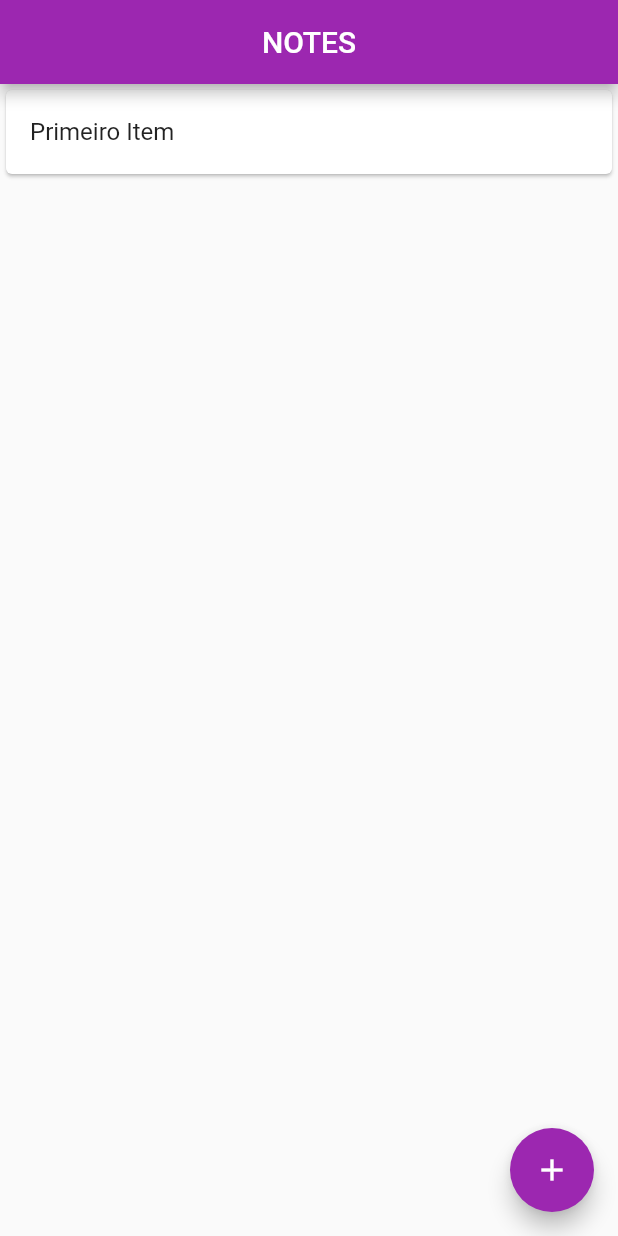
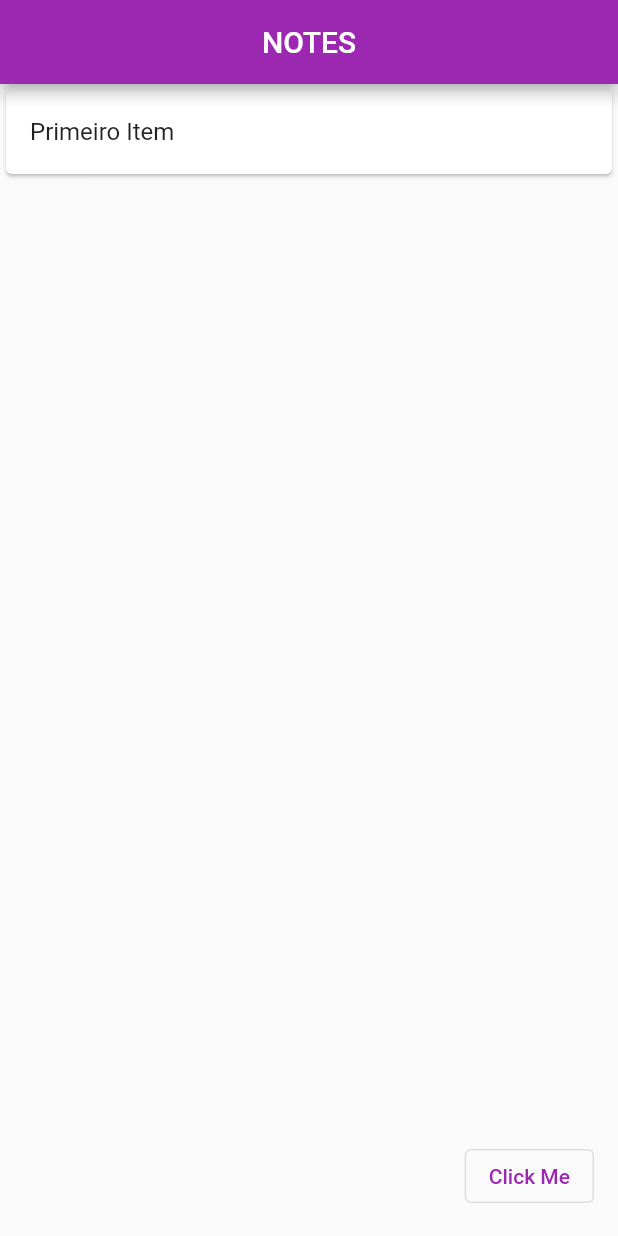
Before and after one commit to danielwaite6/Flutter-Notes, a Flutter app: the screen it shows after launch, on a phone screen of 412 x 824 dp. Run offline on Flutter 3.47's test engine with Material 2 defaults, Android fonts, the phone set to English and light mode, and no system bars.

Commit message:
first commit

```diff
--- a/lib/components/lista.dart
+++ b/lib/components/lista.dart
@@ -40,16 +40,16 @@ class _ListaState extends State<Lista> {
           ],
         ),
       ),
-        floatingActionButton: FloatingActionButton(
-          child: Icon(Icons.add),
+      floatingActionButton: OutlinedButton(
         onPressed: () async {
-            var description =
-                await Navigator.pushNamed(context, "/create-note");
+          var description = await Navigator.pushNamed(context, "/create-note");
           if (description != null) {
             notes.add(description as String);
             setState(() {});
           }
         },
-        ));
+        child: Text('Click Me'),
+      ),
+    );
   }
 }
```
Lines whose indentation alone changed are shown as unchanged.
